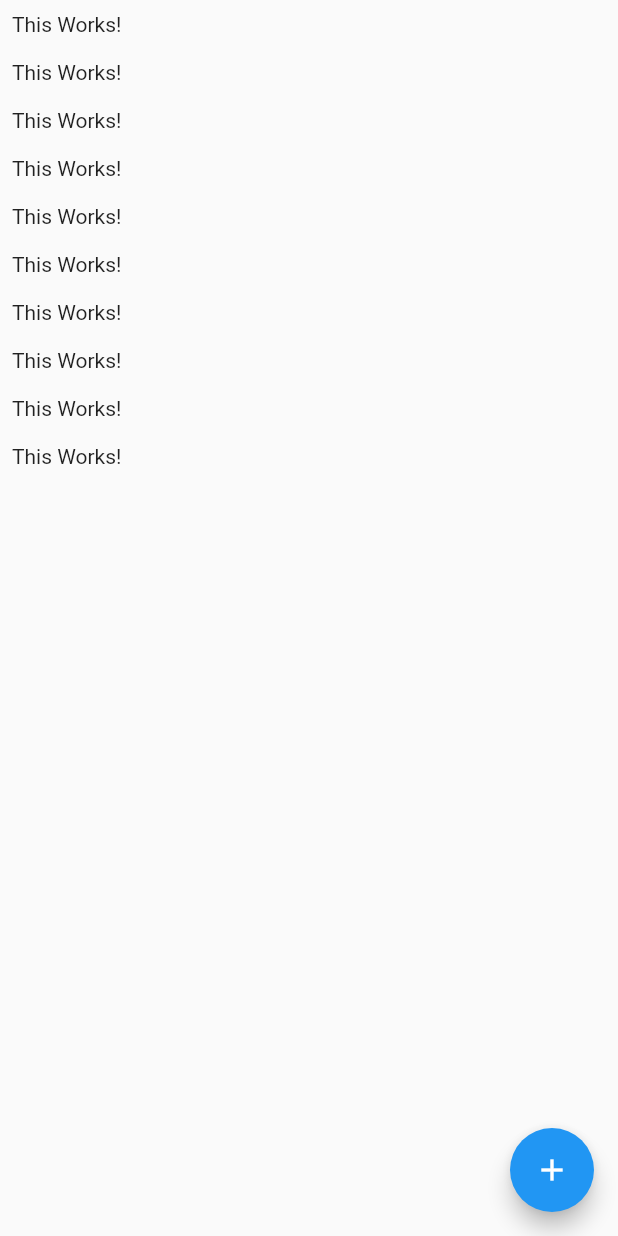
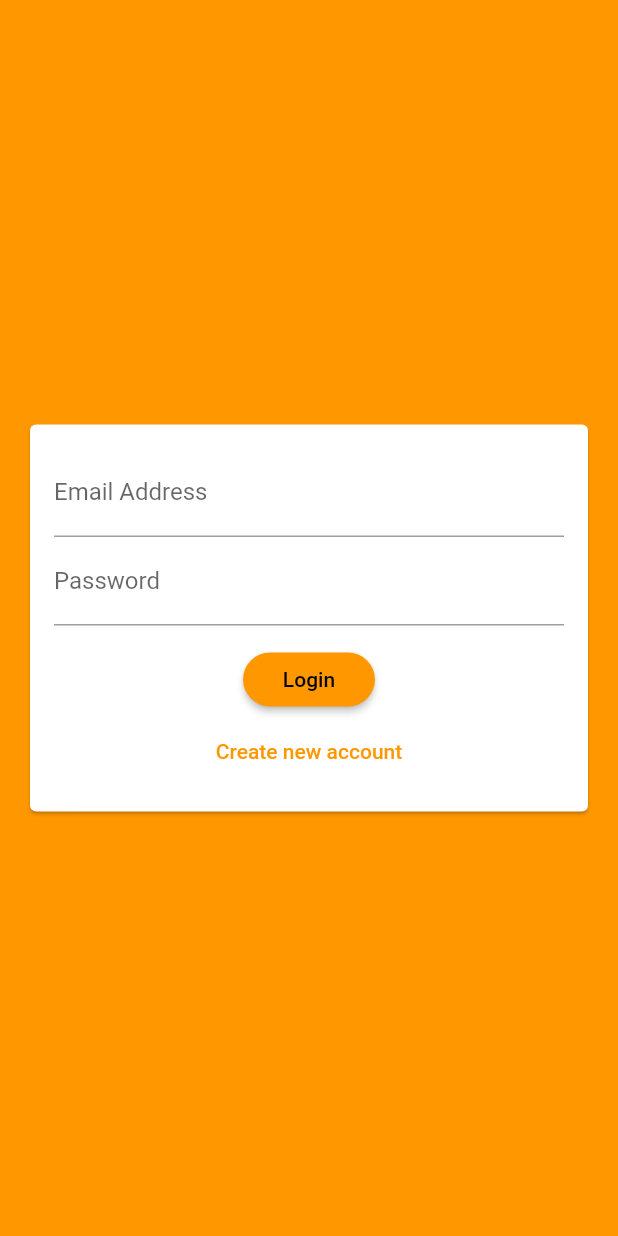
Before and after one commit to HrishikeshRathore/ChatBox, a Flutter app: the screen it shows after launch, on a phone screen of 412 x 824 dp. Run offline on Flutter 3.47's test engine with Material 2 defaults, Android fonts, the phone set to English and light mode, and no system bars; our stand-ins replace cloud_firestore, firebase_auth, firebase_core; accounts and stored records are empty.

```diff
--- a/lib/main.dart
+++ b/lib/main.dart
@@ -1,6 +1,8 @@
+import 'package:chatbox/screens/auth_screen.dart';
 import 'package:chatbox/screens/chat_screen.dart';
 import 'package:flutter/material.dart';
 import 'package:firebase_core/firebase_core.dart';
+import 'package:firebase_auth/firebase_auth.dart';
 
 void main() async {
   WidgetsFlutterBinding.ensureInitialized();
@@ -14,9 +16,26 @@ class MyApp extends StatelessWidget {
     return MaterialApp(
       title: 'Flutter Demo',
       theme: ThemeData(
-        primarySwatch: Colors.blue,
+        primarySwatch: Colors.orange,
+        backgroundColor: Colors.orange,
+        accentColor: Colors.teal,
+        accentColorBrightness: Brightness.dark,
+        buttonTheme: ButtonTheme.of(context).copyWith(
+          buttonColor: Colors.orange,
+          textTheme: ButtonTextTheme.primary,
+          shape: RoundedRectangleBorder(borderRadius: BorderRadius.circular(20),
+          ),
+        ),
       ),
-      home: ChatScreen(),
+      home: StreamBuilder(
+        stream: FirebaseAuth.instance.authStateChanges(),
+        builder: (ctx, userSnapshot){
+          if(userSnapshot.hasData){
+            return ChatScreen();
+          }
+          return AuthScreen();
+        },
+      ),
 
     );
   }
--- a/lib/screens/auth_screen.dart
+++ b/lib/screens/auth_screen.dart
@@ -0,0 +1,67 @@
+import 'package:chatbox/widgets/auth/auth_form.dart';
+
+import 'package:firebase_auth/firebase_auth.dart';
+import 'package:flutter/material.dart';
+import 'package:flutter/services.dart';
+import 'package:cloud_firestore/cloud_firestore.dart';
+
+class AuthScreen extends StatefulWidget {
+  @override
+  _AuthScreenState createState() => _AuthScreenState();
+}
+
+class _AuthScreenState extends State<AuthScreen> {
+  final _auth = FirebaseAuth.instance;
+  var _isLoading = false;
+
+  void _submitAuthForm(String email, String password, String username, bool isLogin, BuildContext ctx) async{
+
+    UserCredential authResult;
+
+    try{
+      setState(() {
+        _isLoading = true;
+      });
+      if(isLogin){
+        authResult = await _auth.signInWithEmailAndPassword(email: email, password: password);
+      }
+      else{
+        authResult = await _auth.createUserWithEmailAndPassword(email: email, password: password);
+        await FirebaseFirestore.instance.collection('users').doc(authResult.user.uid).set(
+            {
+              'username': username,
+              'email': email
+            });
+      }
+    }
+    on PlatformException catch(err){
+      var message = 'An error occured, please check your credentials!';
+
+      if(err.message != null){
+        message = err.message;
+      }
+
+      Scaffold.of(ctx).showSnackBar(
+          SnackBar(content: Text(message),
+            backgroundColor: Theme.of(ctx).errorColor,)
+      );
+      setState(() {
+        _isLoading = false;
+      });
+    }
+    catch(err) {
+      print(err);
+      setState(() {
+        _isLoading = false;
+      });
+    }
+  }
+
+  @override
+  Widget build(BuildContext context) {
+    return Scaffold(
+      backgroundColor: Theme.of(context).primaryColor,
+      body: AuthForm(_submitAuthForm, _isLoading),
+    );
+  }
+}
--- /dev/null
+++ b/lib/widgets/auth/auth_form.dart
@@ -0,0 +1,123 @@
+import 'package:flutter/material.dart';
+import 'package:flutter/widgets.dart';
+
+class AuthForm extends StatefulWidget {
+  AuthForm(this.submitFm, this.isLoading);
+  final bool isLoading;
+
+  final void Function(String email, String password, String username, bool isLogin, BuildContext ctx) submitFm;
+
+  @override
+  _AuthFormState createState() => _AuthFormState();
+}
+
+class _AuthFormState extends State<AuthForm> {
+
+  final _formKey = GlobalKey<FormState>();
+  var _isLogin = true;
+  var _userEmail = '';
+  var _userName = '';
+  var _userPassword = '';
+
+  void _trySubmit() {
+    final isValid = _formKey.currentState.validate();
+    FocusScope.of(context).unfocus();
+
+    if(isValid){
+      _formKey.currentState.save();
+      widget.submitFm(
+        _userEmail.trim(),
+        _userPassword.trim(),
+        _userName.trim(),
+        _isLogin,
+        context,
+      );
+    }
+  }
+
+  @override
+  Widget build(BuildContext context) {
+    return Center(
+      child: Card(
+        margin: EdgeInsets.all(20),
+        child: SingleChildScrollView(
+          child: Padding(padding: EdgeInsets.all(16),
+            child: Form(
+              key: _formKey,
+              child: Column(
+                mainAxisSize: MainAxisSize.min,
+                children: [
+                  TextFormField(
+                    key: ValueKey('email'),
+                    validator: (value){
+                      if(value.isEmpty || !value.contains('@')){
+                        return 'Please enter a valid email address.';
+                      }
+                      return null;
+                    },
+                    keyboardType: TextInputType.emailAddress,
+                    decoration: InputDecoration(
+                      labelText: 'Email Address',
+                    ),
+                    onSaved: (value) {
+                      _userEmail = value;
+                    },
+                  ),
+                  if(!_isLogin)
+                    TextFormField(
+                      key: ValueKey('Username'),
+                      validator: (value){
+                        if(value.isEmpty || value.length < 4){
+                          return 'Please Enter at least 4 characters';
+                        }
+                        return null;
+                      },
+                      decoration: InputDecoration(
+                        labelText: 'Username',
+                      ),
+                      onSaved: (value) {
+                        _userName = value;
+                      },
+                    ),
+                  TextFormField(
+                    key: ValueKey('password'),
+                    validator: (value){
+                      if(value.isEmpty || value.length < 7){
+                        return 'Password must be at least 7 character long.';
+                      }
+                      return null;
+                    },
+                    decoration: InputDecoration(
+                      labelText: 'Password',
+                    ),
+                    onSaved: (value) {
+                      _userPassword = value;
+                    },
+                    obscureText: true,
+                  ),
+                  SizedBox(height: 12,),
+                  if(widget.isLoading)
+                    CircularProgressIndicator(),
+                  if(!widget.isLoading)
+                    RaisedButton(
+                      child: Text(_isLogin ? 'Login' : 'Signup'),
+                      onPressed: _trySubmit,
+                    ),
+                  if(!widget.isLoading)
+                    FlatButton(
+                        textColor: Theme.of(context).primaryColor,
+                        onPressed: () {
+                          setState(() {
+                            _isLogin = !_isLogin;
+                          });
+                         },
+                        child: Text(_isLogin ? 'Create new account' : 'I already have an account'),
+                    ),
+                ],
+              ),
+            ),),
+        ),
+      ),
+    );
+  }
+}
--- a/pubspec.yaml
+++ b/pubspec.yaml
@@ -30,6 +30,7 @@ dependencies:
   cupertino_icons: ^1.0.0
   cloud_firestore: ^0.16.0
   firebase_core: ^0.7.0
+  firebase_auth: ^0.20.0+1
 
 dev_dependencies:
   flutter_test:
```
Also changed, not shown: lib/screens/chat_screen.dart (+48 -13 lines), pubspec.lock.
